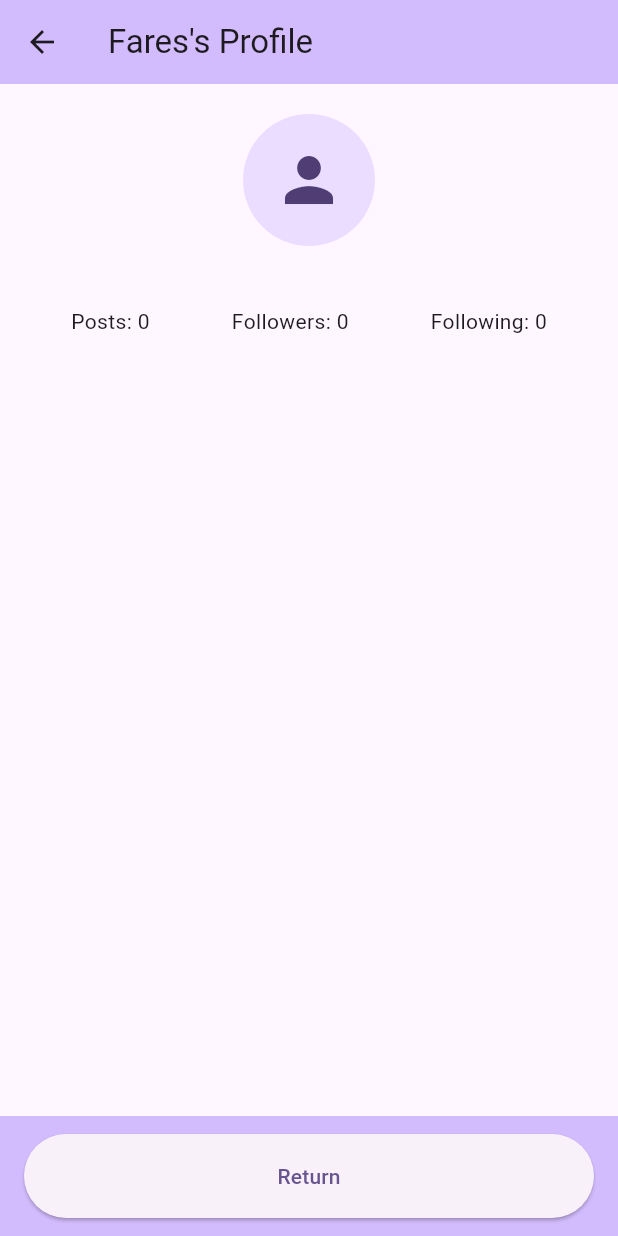
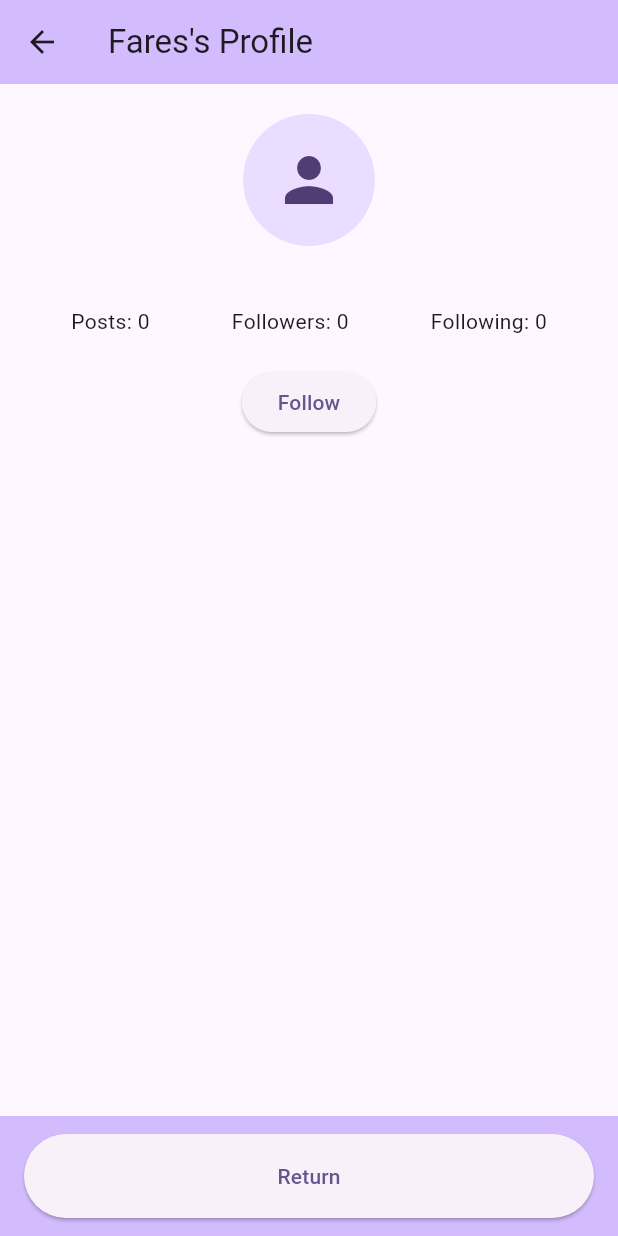
Before and after one commit to VoidExplorer/mobile-lab-3, a Flutter app: the FaresProfile screen opened directly, on a phone screen of 412 x 824 dp. Run offline on Flutter 3.47's test engine with Material 3 defaults, Android fonts, the phone set to English and light mode, and no system bars.

Commit message:
feat: add follower counting to fares_profile page

```diff
--- a/lib/profile_screens/fares_profile.dart
+++ b/lib/profile_screens/fares_profile.dart
@@ -31,7 +31,7 @@ class _FaresProfile extends State<FaresProfile> {
       body: SafeArea(
         minimum: EdgeInsets.all(20),
         child: Column(
-          // mainAxisAlignment: .spaceBetween,
+          // mainAxisAlignment: .spaceAround,
           crossAxisAlignment: .center,
           spacing: 20,
           children: [
@@ -45,6 +45,12 @@ class _FaresProfile extends State<FaresProfile> {
                 Text("Following: ${_following}"),
               ],
             ),
+            ElevatedButton(
+                onPressed: () => setState(() {
+                  _followers++;
+                }),
+                child: Text("Follow")
+            )
           ],
         ),
       ),
```
